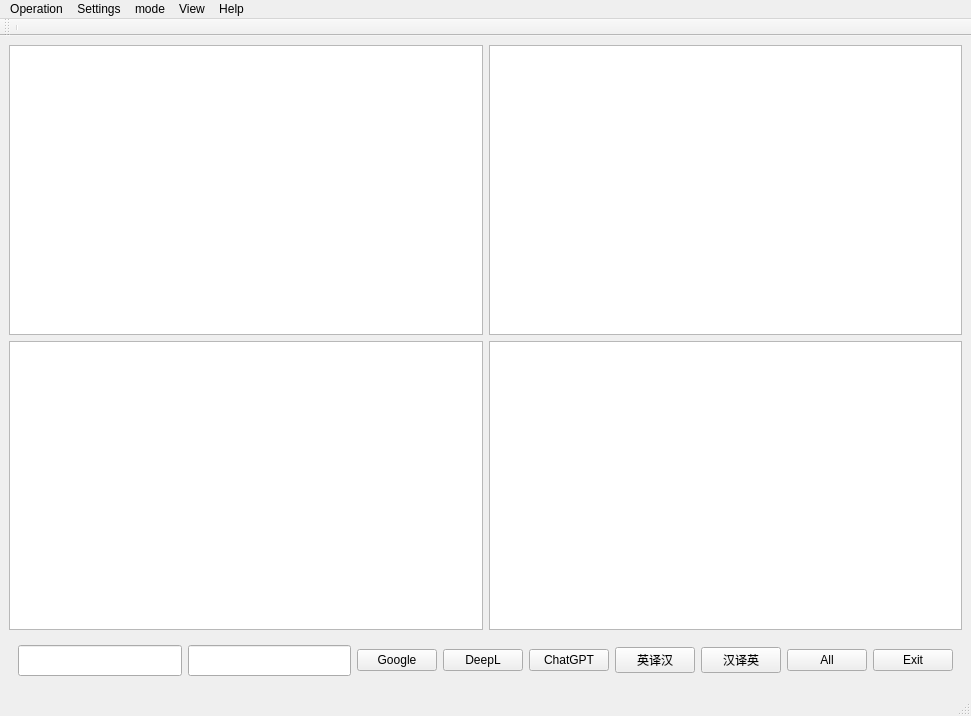
Qt form form.ui (brilliantrough/not-powerful-translator) before a commit.
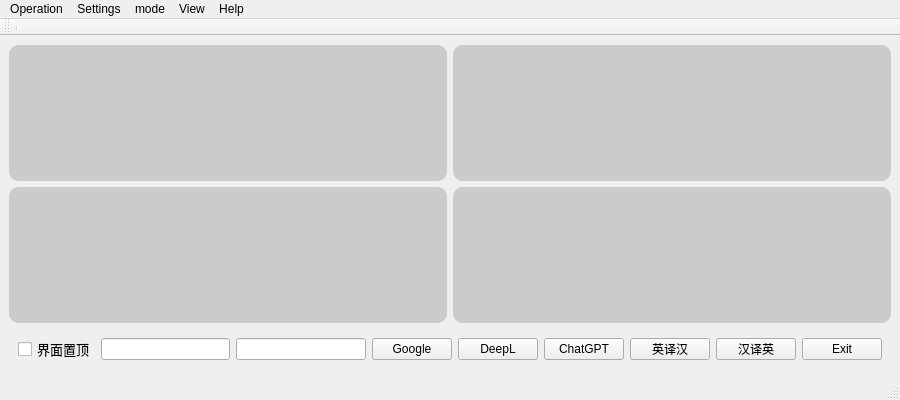
The same form after that commit.

```diff
--- a/form.ui
+++ b/form.ui
@@ -6,13 +6,16 @@
    <rect>
     <x>0</x>
     <y>0</y>
-    <width>971</width>
-    <height>716</height>
+    <width>900</width>
+    <height>400</height>
    </rect>
   </property>
   <property name="windowTitle">
    <string>MainWindow</string>
   </property>
+  <property name="styleSheet">
+   <string notr="true"/>
+  </property>
   <widget class="QWidget" name="centralwidget">
    <layout class="QGridLayout" name="gridLayout_2">
     <item row="1" column="0">
@@ -26,6 +29,19 @@
       <layout class="QVBoxLayout" name="verticalLayout_2">
        <item>
         <layout class="QHBoxLayout" name="horizontalLayout">
+         <item>
+          <widget class="QCheckBox" name="onTopCheckBox">
+           <property name="font">
+            <font>
+             <family>黑体</family>
+             <pointsize>10</pointsize>
+            </font>
+           </property>
+           <property name="text">
+            <string>界面置顶</string>
+           </property>
+          </widget>
+         </item>
          <item>
           <widget class="QLineEdit" name="statusEN">
            <property name="font">
@@ -84,13 +100,6 @@
            </property>
           </widget>
          </item>
-         <item>
-          <widget class="QPushButton" name="allBtn">
-           <property name="text">
-            <string>All</string>
-           </property>
-          </widget>
-         </item>
          <item>
           <widget class="QPushButton" name="exitBtn">
            <property name="text">
@@ -109,43 +118,63 @@
        <widget class="QPlainTextEdit" name="inputEN">
         <property name="font">
          <font>
-          <family>Arial</family>
-          <pointsize>13</pointsize>
+          <family>Microsoft YaHei</family>
+          <pointsize>11</pointsize>
          </font>
         </property>
+        <property name="styleSheet">
+         <string notr="true">background-color: rgb(203, 203, 203);
+border-color: rgb(170, 0, 0);
+border-radius: 10px;</string>
+        </property>
        </widget>
       </item>
       <item row="0" column="1">
        <widget class="QTextBrowser" name="outputEN">
         <property name="font">
          <font>
-          <family>Arial</family>
-          <pointsize>13</pointsize>
+          <family>Microsoft YaHei</family>
+          <pointsize>11</pointsize>
          </font>
         </property>
+        <property name="styleSheet">
+         <string notr="true">background-color: rgb(203, 203, 203);
+border-color: rgb(170, 0, 0);
+border-radius: 10px;</string>
+        </property>
        </widget>
       </item>
       <item row="0" column="0">
        <widget class="QPlainTextEdit" name="inputZH">
         <property name="font">
          <font>
-          <family>宋体</family>
+          <family>黑体</family>
           <pointsize>13</pointsize>
          </font>
         </property>
+        <property name="styleSheet">
+         <string notr="true">background-color: rgb(203, 203, 203);
+border-color: rgb(170, 0, 0);
+border-radius: 10px;</string>
+        </property>
        </widget>
       </item>
       <item row="1" column="1">
        <widget class="QTextBrowser" name="outputZH">
         <property name="font">
          <font>
-          <family>宋体</family>
+          <family>黑体</family>
           <pointsize>13</pointsize>
           <weight>50</weight>
           <italic>false</italic>
           <bold>false</bold>
          </font>
         </property>
+        <property name="styleSheet">
+         <string notr="true">background-color: rgb(203, 203, 203);
+border-color: rgb(170, 0, 0);
+border-radius: 10px;</string>
+        </property>
        </widget>
       </item>
      </layout>
@@ -157,7 +186,7 @@
     <rect>
      <x>0</x>
      <y>0</y>
-     <width>971</width>
+     <width>900</width>
      <height>26</height>
     </rect>
    </property>
```
Left out of the diff: 3 changed lines with no effect on the pictures.
